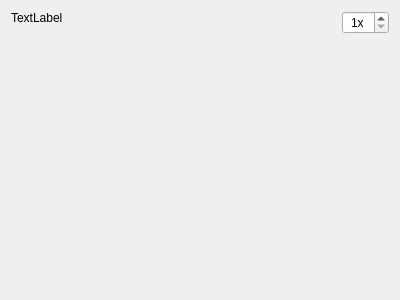
Qt form controls/widgetbitmapeditor.ui (riuson/lcd-image-converter) before a commit.
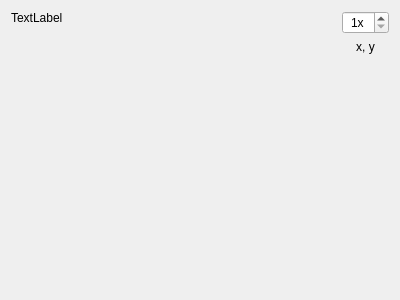
The same form after that commit.

Commit message: Added coordinates tracking.

Diff of the .ui file:
```diff
--- a/controls/widgetbitmapeditor.ui
+++ b/controls/widgetbitmapeditor.ui
@@ -54,6 +54,16 @@
        </property>
       </widget>
      </item>
+     <item>
+      <widget class="QLabel" name="labelCoordinates">
+       <property name="text">
+        <string>x, y</string>
+       </property>
+       <property name="alignment">
+        <set>Qt::AlignCenter</set>
+       </property>
+      </widget>
+     </item>
      <item>
       <spacer name="verticalSpacer">
        <property name="orientation">
```
Left out of the diff: 3 changed lines with no effect on the pictures. The commit also changes 2 other files.
